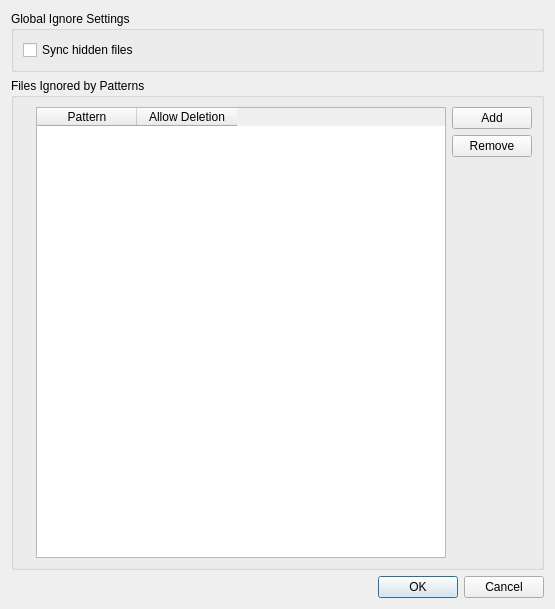
The window that src/gui/ignorelisteditor.ui (nextcloud/desktop) describes before a commit, drawn with Qt 5.
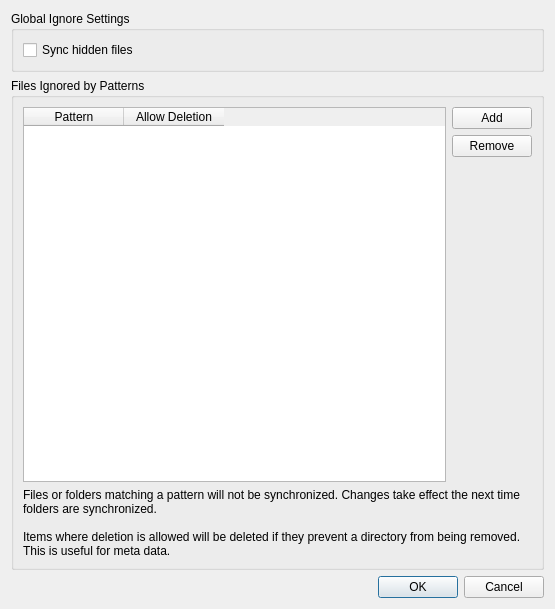
The same window after the commit.

Commit message: Fix layout after a9185fbc1d6db5742fa4d779f906c103fa0fcea3

```diff
--- a/src/gui/ignorelisteditor.ui
+++ b/src/gui/ignorelisteditor.ui
@@ -35,29 +35,9 @@
      <property name="title">
       <string>Files Ignored by Patterns</string>
      </property>
+     <layout class="QVBoxLayout" name="verticalLayout_3">
+      <item>
      <layout class="QHBoxLayout" name="horizontalLayout_2">
-      <item>
-       <widget class="QLabel" name="descriptionLabel">
-        <property name="enabled">
-         <bool>true</bool>
-        </property>
-        <property name="sizePolicy">
-         <sizepolicy hsizetype="Preferred" vsizetype="Fixed">
-          <horstretch>0</horstretch>
-          <verstretch>0</verstretch>
-         </sizepolicy>
-        </property>
-        <property name="text">
-         <string/>
-        </property>
-        <property name="textFormat">
-         <enum>Qt::PlainText</enum>
-        </property>
-        <property name="wordWrap">
-         <bool>true</bool>
-        </property>
-       </widget>
-      </item>
       <item>
        <widget class="QTableWidget" name="tableWidget">
         <property name="enabled">
@@ -123,6 +103,32 @@
          </spacer>
         </item>
        </layout>
+        </item>
+       </layout>
+      </item>
+      <item>
+       <widget class="QLabel" name="descriptionLabel">
+        <property name="enabled">
+         <bool>true</bool>
+        </property>
+        <property name="sizePolicy">
+         <sizepolicy hsizetype="Preferred" vsizetype="Fixed">
+          <horstretch>0</horstretch>
+          <verstretch>0</verstretch>
+         </sizepolicy>
+        </property>
+        <property name="text">
+         <string>Files or folders matching a pattern will not be synchronized. Changes take effect the next time folders are synchronized.
+
+Items where deletion is allowed will be deleted if they prevent a directory from being removed. This is useful for meta data.</string>
+        </property>
+        <property name="textFormat">
+         <enum>Qt::PlainText</enum>
+        </property>
+        <property name="wordWrap">
+         <bool>true</bool>
+        </property>
+       </widget>
       </item>
      </layout>
     </widget>
```
Lines whose indentation alone changed are shown as unchanged. The commit also changes 1 other file.
